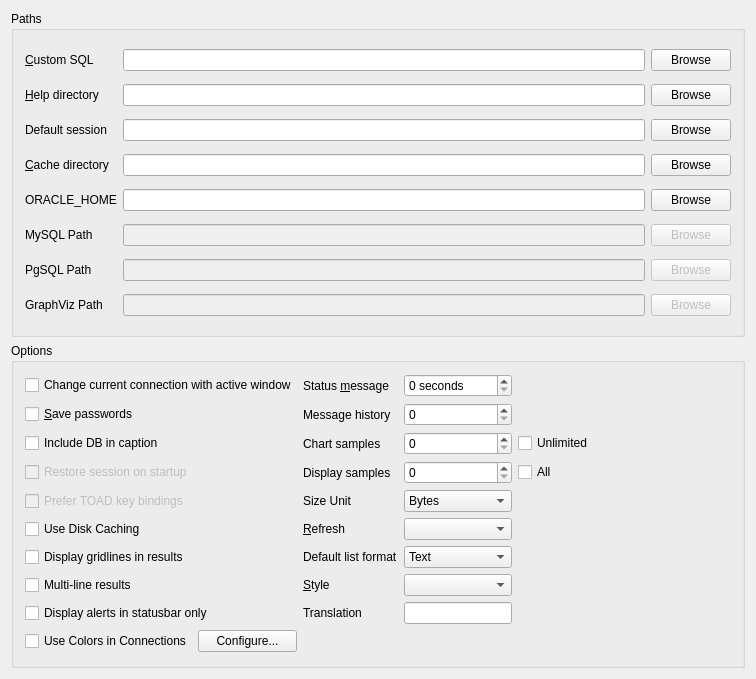
tora-tool/tora, file src/core/toglobalsettingui.ui: the form before one commit.
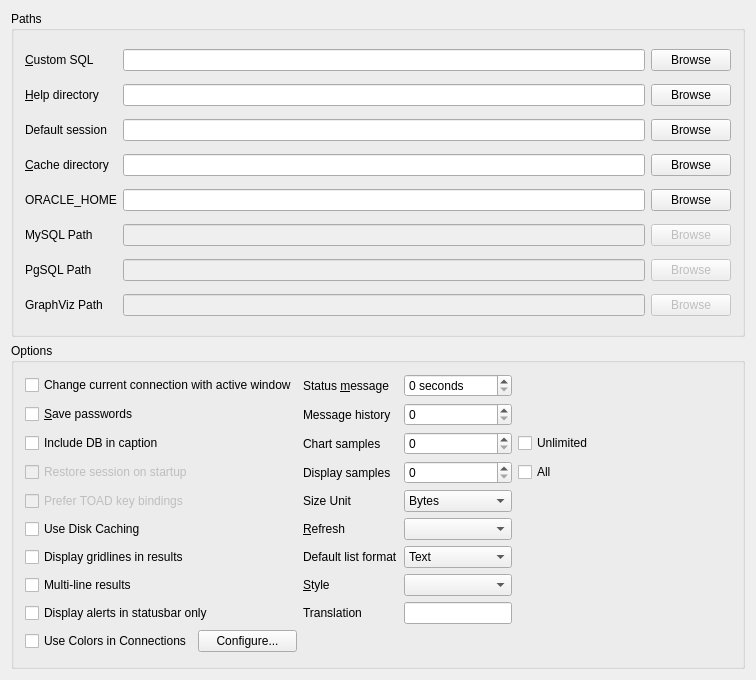
The form after the commit.

What changed in the file:
```diff
--- a/src/core/toglobalsettingui.ui
+++ b/src/core/toglobalsettingui.ui
@@ -7,7 +7,7 @@
     <x>0</x>
     <y>0</y>
     <width>756</width>
-    <height>679</height>
+    <height>680</height>
    </rect>
   </property>
   <property name="windowTitle">
```
Left out of the diff: 90 changed lines with no effect on the pictures.
